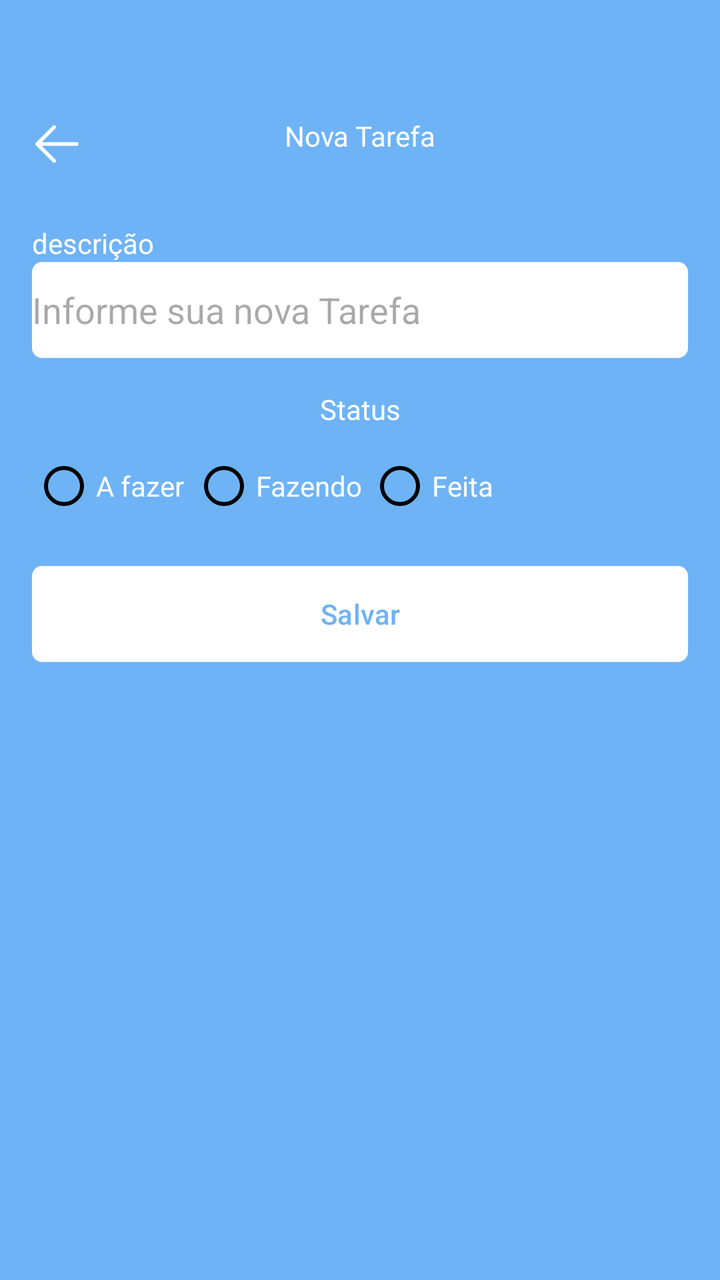
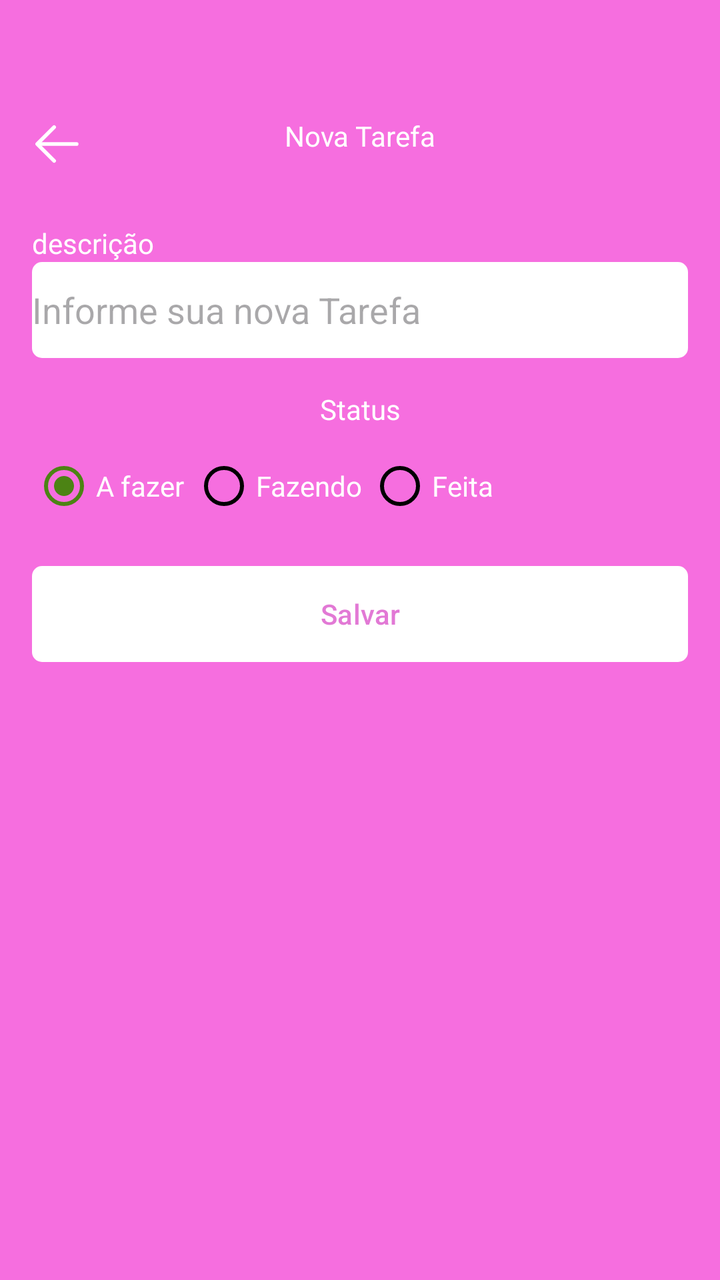

An Android layout rendered at two revisions. The XML below is the earlier revision; the diff shows what the commit changed to produce the second picture.
<!-- AndroidManifest.xml: application theme Theme.Kanban -->
<!-- res/layout/fragment_form_task.xml -->
<?xml version="1.0" encoding="utf-8"?>
<ScrollView xmlns:android="http://schemas.android.com/apk/res/android"
    xmlns:tools="http://schemas.android.com/tools"
    android:layout_width="match_parent"
    android:layout_height="match_parent"
    xmlns:app="http://schemas.android.com/apk/res-auto"
    tools:context=".ui.FormTaskFragment">

    <LinearLayout
        android:layout_width="match_parent"
        android:layout_height="wrap_content"
        android:orientation="vertical">

        <com.google.android.material.appbar.MaterialToolbar
            android:id="@+id/toolbar"
            android:layout_width="match_parent"
            android:layout_height="wrap_content"
            app:navigationIcon="@drawable/icback"
            android:paddingTop="40dp" >
            <TextView
                android:layout_width="wrap_content"
                android:layout_height="wrap_content"
                android:text="Nova Tarefa"
                android:textColor="@color/white"
                android:layout_gravity="center_horizontal"/>
        </com.google.android.material.appbar.MaterialToolbar>
    <androidx.constraintlayout.widget.ConstraintLayout
        android:layout_width="match_parent"
        android:layout_height="match_parent"
        android:padding="16dp">

        <TextView
            android:id="@+id/textView"
            android:layout_width="wrap_content"
            android:layout_height="wrap_content"
            android:text="descrição"
            android:textColor="@color/white"
            app:layout_constraintStart_toStartOf="parent"
            app:layout_constraintTop_toTopOf="parent"
            />
        <EditText
            android:id="@+id/editTextDescricao"
            android:layout_width="match_parent"
            android:layout_height="48dp"
            android:background="@drawable/bg_edit_text"
            android:hint="Informe sua nova Tarefa"
            app:layout_constraintEnd_toEndOf="parent"
            app:layout_constraintStart_toStartOf="parent"
            app:layout_constraintTop_toBottomOf="@id/textView"/>

        <TextView
            android:id="@+id/textViewStatus"
            android:layout_width="wrap_content"
            android:layout_height="wrap_content"
            android:layout_marginTop="16dp"
            android:text="Status"
            android:textColor="@color/white"
            app:layout_constraintEnd_toEndOf="parent"
            app:layout_constraintStart_toStartOf="parent"
            app:layout_constraintTop_toBottomOf="@id/editTextDescricao"
            />
        <RadioGroup
            android:layout_width="match_parent"
            android:layout_height="wrap_content"
            android:layout_marginTop="5dp"
            android:orientation="horizontal"
            android:id="@+id/radioGroup"
            app:layout_constraintEnd_toEndOf="parent"
            app:layout_constraintStart_toStartOf="parent"
            app:layout_constraintTop_toBottomOf="@id/textViewStatus"
            >
            <RadioButton
                android:layout_width="80dp"
                android:layout_height="48dp"
                android:backgroundTint="@color/black"
                android:id="@+id/rbTodo"
                android:text="A fazer"
                android:theme="@style/MyRadioButton"
                android:textColor="@color/white"/>
            <RadioButton
                android:layout_width="88dp"
                android:layout_height="48dp"
                android:backgroundTint="@color/black"
                android:id="@+id/rbDoing"
                android:theme="@style/MyRadioButton"
                android:text="Fazendo"
                android:textColor="@color/white"/>
            <RadioButton
                android:layout_width="88dp"
                android:layout_height="48dp"
                android:backgroundTint="@color/black"
                android:id="@+id/rbDone"
                android:theme="@style/MyRadioButton"
                android:text="Feita"
                android:textColor="@color/white"/>

        </RadioGroup>

        <com.google.android.material.button.MaterialButton
            android:id="@+id/buttonSave"
            android:layout_width="match_parent"
            android:layout_height="wrap_content"
            android:layout_marginTop="16dp"
            android:background="@drawable/bg_btn"
            android:text="Salvar"
            android:textAllCaps="false"
            android:textColor="@color/primaria"
            app:backgroundTint="@null"
            app:layout_constraintEnd_toEndOf="parent"
            app:layout_constraintStart_toStartOf="parent"
            app:layout_constraintTop_toBottomOf="@+id/radioGroup"/>
        <ProgressBar

            android:layout_width="wrap_content"

            android:layout_height="wrap_content"

            android:id="@+id/progressBar"
            android:layout_marginTop="8dp"
            android:layout_gravity="center"
            android:indeterminateTint="@color/white"
            android:visibility="invisible"
            tools:visibility="visible"
            app:layout_constraintEnd_toEndOf="parent"
            app:layout_constraintStart_toStartOf="parent"
            app:layout_constraintTop_toBottomOf="@+id/buttonSave"/>


    </androidx.constraintlayout.widget.ConstraintLayout>
    </LinearLayout>
</ScrollView>
<!-- resources referenced by this layout -->
<resources>
  <color name="black">#FF000000</color>
  <color name="primaria">#6EB3F6</color>
  <color name="white">#FFFFFFFF</color>
  <!-- drawable bg_btn (drawable) -->
  <?xml version="1.0" encoding="utf-8"?>
  <shape xmlns:android="http://schemas.android.com/apk/res/android"
      android:shape="rectangle">
      <solid android:color="@color/white"/>
      <corners android:radius="5dp"/>
  </shape>
  <!-- drawable bg_edit_text (drawable) -->
  <?xml version="1.0" encoding="utf-8"?>
  <shape xmlns:android="http://schemas.android.com/apk/res/android"
      android:shape="rectangle">
      <solid android:color="@color/white"/>
      <corners android:radius="5dp"/>
  </shape>
  <!-- drawable icback (drawable) -->
  <vector xmlns:android="http://schemas.android.com/apk/res/android"
      android:width="30dp"
      android:height="30dp"
      android:viewportWidth="1024"
      android:viewportHeight="1024">
    <path
        android:pathData="M224,480h640a32,32 0,1 1,0 64H224a32,32 0,0 1,0 -64z"
        android:fillColor="@color/white"/>
    <path
        android:pathData="m237.2,512 l265.4,265.3a32,32 0,0 1,-45.3 45.3l-288,-288a32,32 0,0 1,0 -45.3l288,-288a32,32 0,1 1,45.3 45.3L237.2,512z"
        android:fillColor="@color/white"/>
  </vector>
  <style name="MyRadioButton" parent="Theme.AppCompat.Light">
          <item name="colorControlNormal">@color/black</item>
          <item name="colorControlActivated">@color/green</item>
      </style>
  <style name="Theme.Kanban" parent="Base.Theme.Kanban" />
  <color name="green">#4C8314</color>
  <style name="Base.Theme.Kanban" parent="Theme.Material3.DayNight.NoActionBar">
          
          
          <item name="colorPrimary">@color/primaria</item>
          <item name="colorPrimaryVariant">@color/primariaVariante</item>
          <item name="android:windowBackground">@color/fundo</item>
      </style>
  <color name="primariaVariante">#4A64C3</color>
  <color name="fundo">#6EB3F6</color>
</resources>

<!-- the commit's change to res/layout/fragment_form_task.xml (unified diff, before → after) -->
@@ -75,6 +75,7 @@
                 android:backgroundTint="@color/black"
                 android:id="@+id/rbTodo"
                 android:text="A fazer"
+                android:checked="true"
                 android:theme="@style/MyRadioButton"
                 android:textColor="@color/white"/>
             <RadioButton
<!-- resource entries referenced after the edit -->
@@ -1,7 +1,7 @@
 <!-- resources referenced by this layout -->
 <resources>
   <color name="black">#FF000000</color>
-  <color name="primaria">#6EB3F6</color>
+  <color name="primaria">#E279D5</color>
   <color name="white">#FFFFFFFF</color>
   <!-- drawable bg_btn (drawable) -->
   <?xml version="1.0" encoding="utf-8"?>
@@ -43,7 +43,7 @@
           <item name="colorPrimaryVariant">@color/primariaVariante</item>
           <item name="android:windowBackground">@color/fundo</item>
       </style>
-  <color name="primariaVariante">#4A64C3</color>
-  <color name="fundo">#6EB3F6</color>
+  <color name="primariaVariante">#DC33A9</color>
+  <color name="fundo">#F66EDF</color>
 </resources>
 
